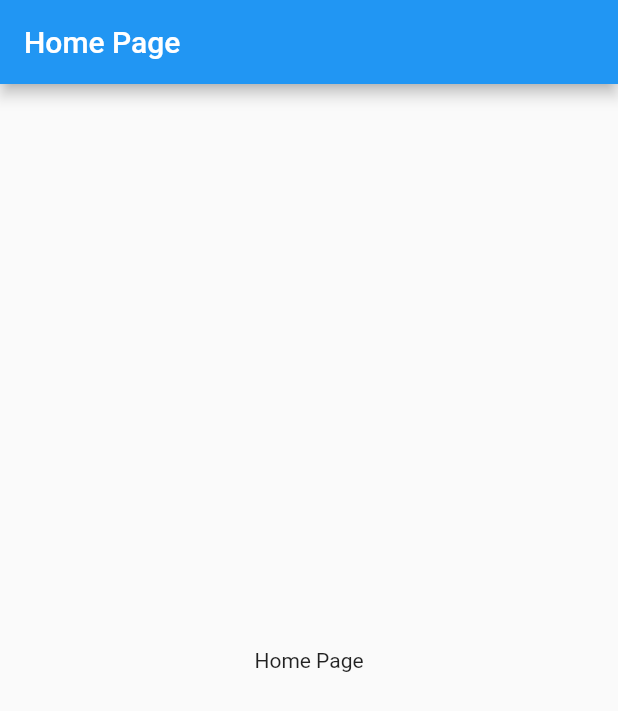
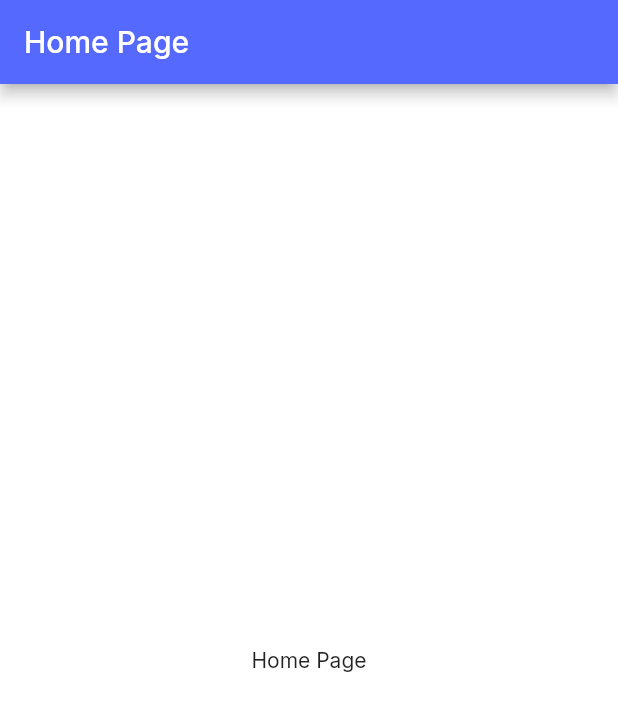
Before and after one commit to finma/deliverit, a Flutter app: the screen it shows after launch, on a phone screen of 412 x 824 dp. Shown: the top 711 px of the screen. Run offline on Flutter 3.47's test engine with Material 2 defaults, Android fonts, the phone set to English and light mode, and no system bars; our stand-ins replace go_router, google_fonts.

Commit message:
[CFG] theme

```diff
--- a/lib/main.dart
+++ b/lib/main.dart
@@ -1,5 +1,7 @@
 import 'package:flutter/material.dart';
+import 'package:google_fonts/google_fonts.dart';
 
+import '/config/app_color.dart';
 import '/routes/router.dart';
 
 void main() {
@@ -13,6 +15,15 @@ class MyApp extends StatelessWidget {
   Widget build(BuildContext context) {
     return MaterialApp.router(
       debugShowCheckedModeBanner: false,
+      theme: ThemeData(
+        textTheme: GoogleFonts.interTextTheme(),
+        scaffoldBackgroundColor: Colors.white,
+        primaryColor: AppColor.primary,
+        colorScheme: const ColorScheme.light(
+          primary: AppColor.primary,
+          secondary: AppColor.secondary,
+        ),
+      ),
       routerConfig: router,
     );
   }
```
